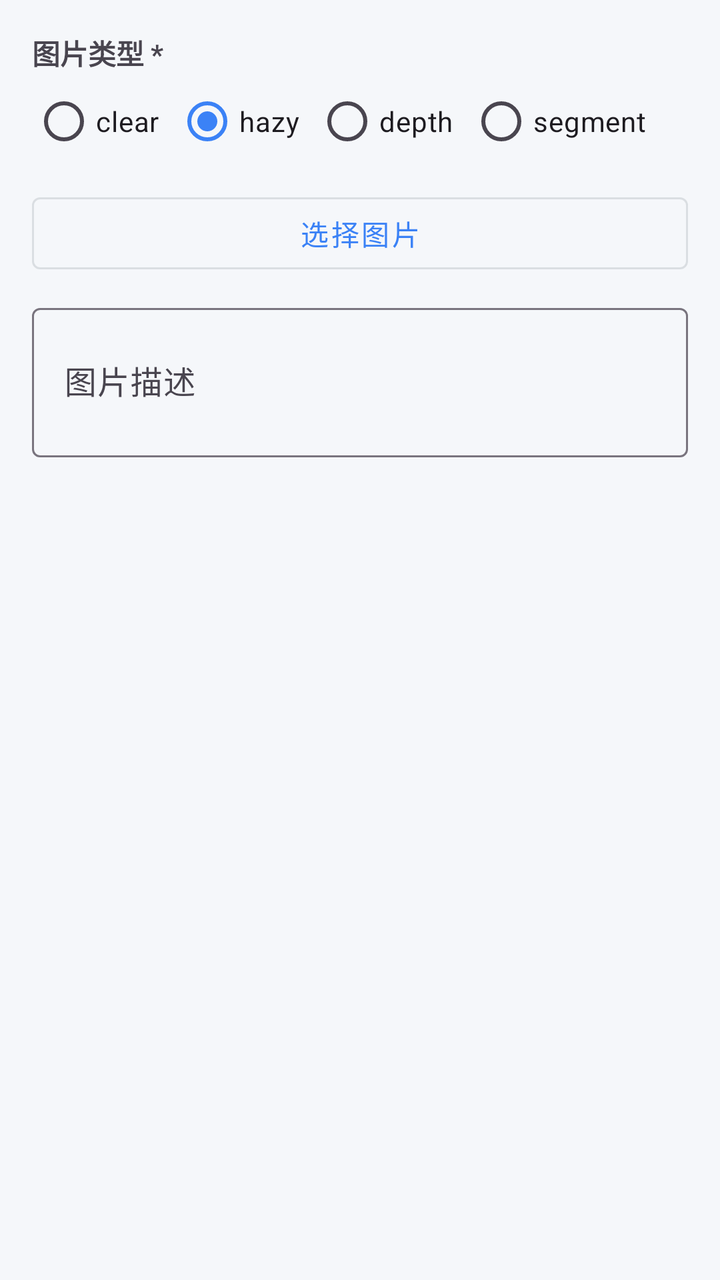
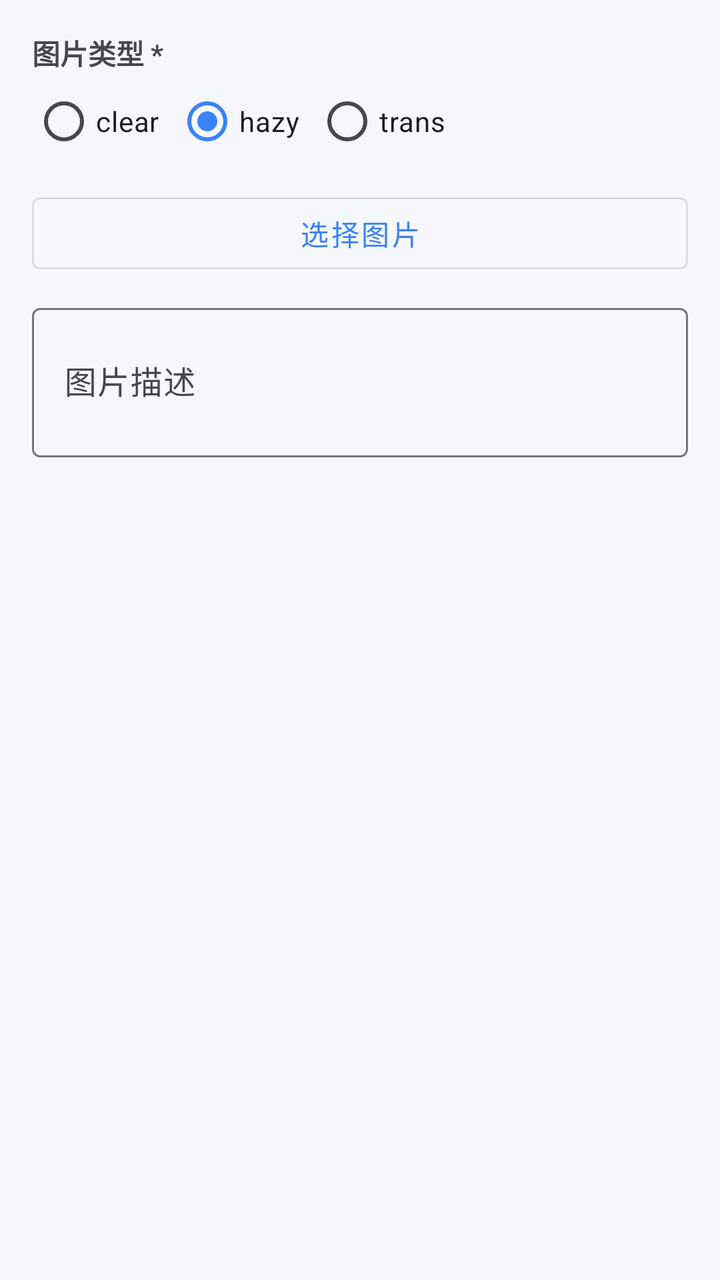

An Android layout rendered at two revisions. The XML below is the earlier revision; the diff shows what the commit changed to produce the second picture.
<!-- AndroidManifest.xml: application theme Theme.Dehaze -->
<!-- res/layout/dialog_item_file_upload.xml -->
<?xml version="1.0" encoding="utf-8"?>
<LinearLayout xmlns:android="http://schemas.android.com/apk/res/android"
    android:layout_width="match_parent"
    android:layout_height="wrap_content"
    android:orientation="vertical"
    android:padding="16dp">

    <TextView
        android:layout_width="wrap_content"
        android:layout_height="wrap_content"
        android:text="图片类型 *"
        android:textStyle="bold" />

    <RadioGroup
        android:id="@+id/rg_type"
        android:layout_width="match_parent"
        android:layout_height="wrap_content"
        android:orientation="horizontal">

        <RadioButton
            android:id="@+id/rb_type_clear"
            android:layout_width="wrap_content"
            android:layout_height="wrap_content"
            android:text="clear" />

        <RadioButton
            android:id="@+id/rb_type_hazy"
            android:layout_width="wrap_content"
            android:layout_height="wrap_content"
            android:layout_marginStart="8dp"
            android:checked="true"
            android:text="hazy" />

        <RadioButton
            android:id="@+id/rb_type_depth"
            android:layout_width="wrap_content"
            android:layout_height="wrap_content"
            android:layout_marginStart="8dp"
            android:text="depth" />

        <RadioButton
            android:id="@+id/rb_type_segment"
            android:layout_width="wrap_content"
            android:layout_height="wrap_content"
            android:layout_marginStart="8dp"
            android:text="segment" />

    </RadioGroup>

    <com.google.android.material.button.MaterialButton
        android:id="@+id/btn_pick_file"
        style="@style/Widget.MaterialComponents.Button.OutlinedButton"
        android:layout_width="match_parent"
        android:layout_height="wrap_content"
        android:layout_marginTop="8dp"
        android:text="选择图片" />

    <TextView
        android:id="@+id/tv_file_name"
        android:layout_width="match_parent"
        android:layout_height="wrap_content"
        android:layout_marginTop="4dp"
        android:textColor="#757575"
        android:textSize="13sp"
        android:visibility="gone" />

    <com.google.android.material.textfield.TextInputLayout
        android:layout_width="match_parent"
        android:layout_height="wrap_content"
        android:layout_marginTop="8dp"
        android:hint="图片描述">

        <com.google.android.material.textfield.TextInputEditText
            android:id="@+id/et_description"
            android:layout_width="match_parent"
            android:layout_height="wrap_content"
            android:inputType="textMultiLine"
            android:lines="2" />

    </com.google.android.material.textfield.TextInputLayout>

</LinearLayout>
<!-- resources referenced by this layout -->
<resources>
  <style name="Theme.Dehaze" parent="Base.Theme.Dehaze">
          
          <item name="colorPrimary">@color/brand_primary</item>
          <item name="colorPrimaryVariant">@color/brand_primary_dark</item>
          <item name="colorOnPrimary">@color/white</item>
          <item name="colorSecondary">@color/brand_secondary</item>
          <item name="colorOnSecondary">@color/white</item>
          <item name="android:colorBackground">@color/bg_page</item>
          <item name="colorSurface">@color/bg_card</item>
          <item name="android:statusBarColor">@color/brand_primary</item>
      </style>
  <style name="Base.Theme.Dehaze" parent="Theme.Material3.DayNight.NoActionBar">
          
          <item name="colorPrimary">@color/brand_primary</item>
          <item name="colorPrimaryVariant">@color/brand_primary_dark</item>
          <item name="colorOnPrimary">@color/white</item>
          
          <item name="colorSecondary">@color/brand_secondary</item>
          <item name="colorOnSecondary">@color/white</item>
          
          <item name="android:colorBackground">@color/bg_page</item>
          <item name="colorSurface">@color/bg_card</item>
          <item name="colorOnSurface">@color/text_primary</item>
          
          <item name="colorError">@color/color_error</item>
          
          <item name="android:statusBarColor">@color/brand_primary</item>
          <item name="android:windowLightStatusBar">false</item>
          
          <item name="android:fontFamily">sans-serif</item>
          <item name="android:textColorPrimary">@color/text_primary</item>
          <item name="android:textColorSecondary">@color/text_secondary</item>
      </style>
  <color name="brand_primary">#FF3B82F6</color>
  <color name="brand_primary_dark">#FF6366F1</color>
  <color name="white">#FFFFFFFF</color>
  <color name="brand_secondary">#FF4285F4</color>
  <color name="bg_page">#FFF5F7FA</color>
  <color name="bg_card">#FFFFFFFF</color>
  <color name="text_primary">#FF1F2937</color>
  <color name="color_error">#FFF44336</color>
  <color name="text_secondary">#FF6B7280</color>
</resources>

<!-- the commit's change to res/layout/dialog_item_file_upload.xml (unified diff, before → after) -->
@@ -32,18 +32,11 @@
             android:text="hazy" />
 
         <RadioButton
-            android:id="@+id/rb_type_depth"
+            android:id="@+id/rb_type_trans"
             android:layout_width="wrap_content"
             android:layout_height="wrap_content"
             android:layout_marginStart="8dp"
-            android:text="depth" />
-
-        <RadioButton
-            android:id="@+id/rb_type_segment"
-            android:layout_width="wrap_content"
-            android:layout_height="wrap_content"
-            android:layout_marginStart="8dp"
-            android:text="segment" />
+            android:text="trans" />
 
     </RadioGroup>
 
